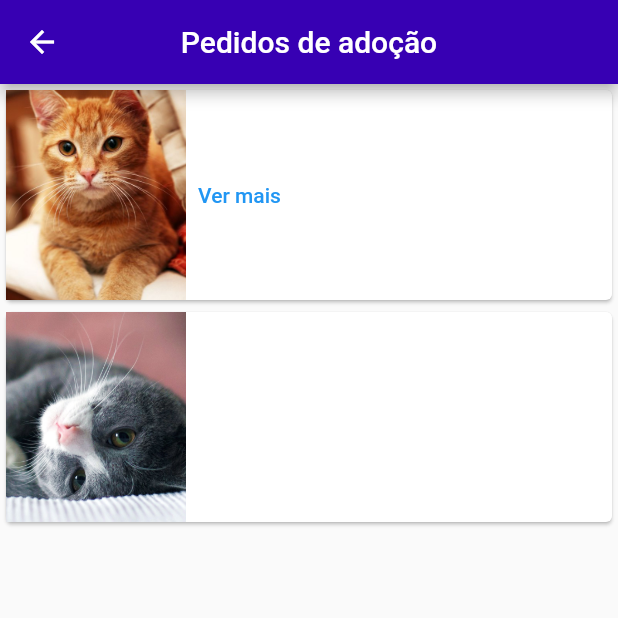
After one commit to filipegmedeiros/gatinhos_ufrn, a Flutter app: the screen it shows after launch, in the side drawer, after a tap on "Pedidos de adoção", on a phone screen of 412 x 824 dp, the top half of it. The commit adds this screen. Run offline on Flutter 3.47's test engine with Material 2 defaults, Android fonts, the phone set to English and light mode, and no system bars.

Commit message:
Creates adoption requests page, adds link from menu and creates basic layout for the cards

```diff
--- a/mobile/gatinhos_mobile/lib/main.dart
+++ b/mobile/gatinhos_mobile/lib/main.dart
@@ -1,4 +1,5 @@
 import 'package:flutter/material.dart';
+import 'package:gatinhos_mobile/ui/adoptionRequests.dart';
 import 'package:gatinhos_mobile/ui/login.dart';
 
 void main() {
@@ -53,6 +54,16 @@ class _HomeState extends State<Home> {
               },
             ),
             ListTile(
+              leading: Icon(Icons.read_more),
+              title: Text("Pedidos de adoção"),
+              onTap: () {
+                Navigator.push(
+                    context,
+                    MaterialPageRoute(
+                        builder: (context) => AdoptionRequests()));
+              },
+            ),
+            ListTile(
               leading: Icon(Icons.home),
               title: Text("Home"),
               onTap: () {
--- /dev/null
+++ b/mobile/gatinhos_mobile/lib/ui/adoptionRequests.dart
@@ -0,0 +1,56 @@
+import 'package:flutter/material.dart';
+
+class AdoptionRequests extends StatefulWidget {
+  @override
+  _AdoptionRequestsState createState() => _AdoptionRequestsState();
+}
+
+class _AdoptionRequestsState extends State<AdoptionRequests> {
+  @override
+  Widget build(BuildContext context) {
+    return Scaffold(
+        appBar: AppBar(
+          title: Text("Pedidos de adoção"),
+          centerTitle: true,
+          backgroundColor: Color(0xff3700b3),
+        ),
+        body: (ListView(
+          children: [
+            Card(
+              child: Row(
+                mainAxisSize: MainAxisSize.min,
+                children: <Widget>[
+                  Container(
+                      width: 120,
+                      height: 140,
+                      decoration: BoxDecoration(
+                        image: DecorationImage(
+                            fit: BoxFit.cover,
+                            image: AssetImage('images/cat1.jpg')),
+                      )),
+                  TextButton(
+                    child: const Text('Ver mais'),
+                    onPressed: () {/* ... */},
+                  )
+                ],
+              ),
+            ),
+            Card(
+              child: Row(
+                mainAxisSize: MainAxisSize.min,
+                children: <Widget>[
+                  Container(
+                      width: 120,
+                      height: 140,
+                      decoration: BoxDecoration(
+                        image: DecorationImage(
+                            fit: BoxFit.cover,
+                            image: AssetImage('images/cat2.jpg')),
+                      )),
+                ],
+              ),
+            ),
+          ],
+        )));
+  }
+}
--- a/mobile/gatinhos_mobile/pubspec.yaml
+++ b/mobile/gatinhos_mobile/pubspec.yaml
@@ -50,6 +50,8 @@ flutter:
   # To add assets to your application, add an assets section, like this:
   assets:
     - images/LogoGatinhos.png
+    - images/cat1.jpg
+    - images/cat2.jpg
   #   - images/a_dot_ham.jpeg
 
   # An image asset can refer to one or more resolution-specific "variants", see
```
Also changed, not shown: mobile/gatinhos_mobile/images/cat1.jpg (added), mobile/gatinhos_mobile/images/cat2.jpg (added), 1 other file.
